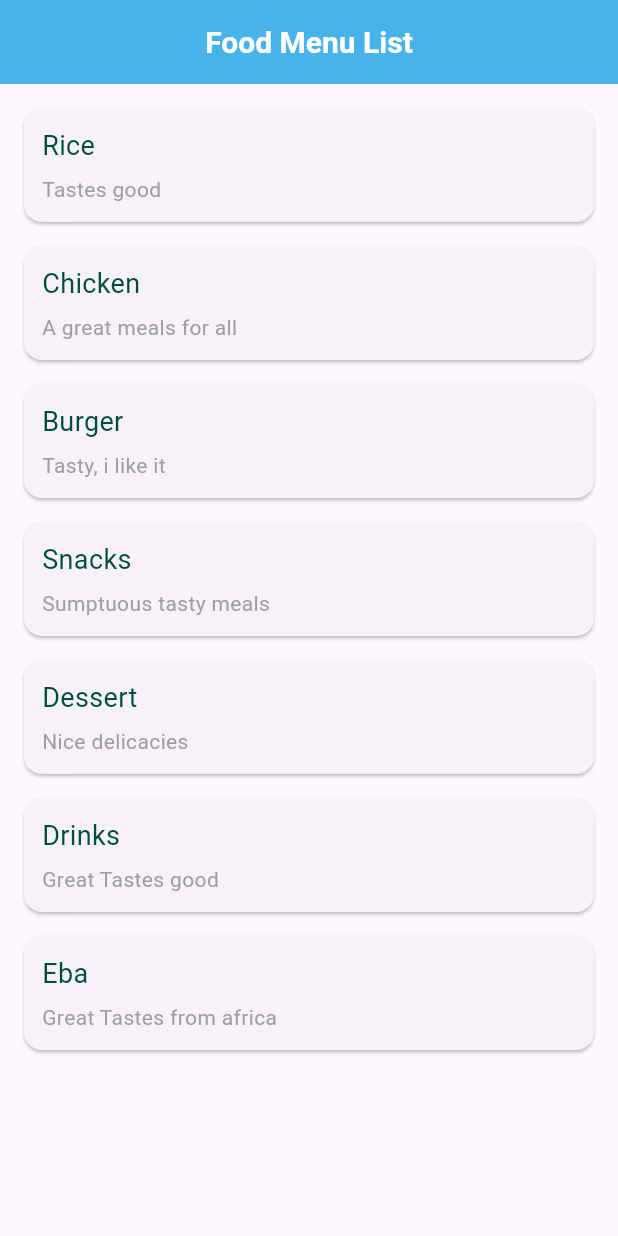
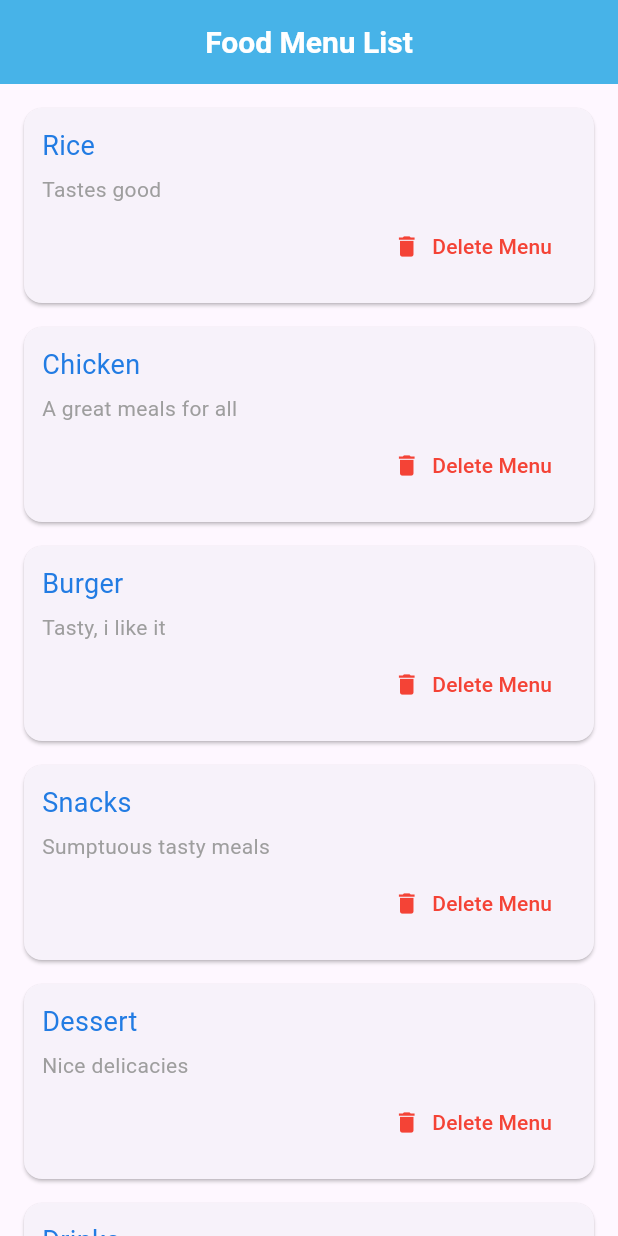
Before and after one commit to uimarshall/flutter_stuffs_2024, a Flutter app: the screen it shows after launch, on a phone screen of 412 x 824 dp. Run offline on Flutter 3.47's test engine with Material 3 defaults, Android fonts, the phone set to English and light mode, and no system bars.

Commit message:
Extract widgets: - Extract Class widget to Stateless widget - Add delete functionality to the widget

```diff
--- a/lib/lists/food_menu_list.dart
+++ b/lib/lists/food_menu_list.dart
@@ -1,5 +1,6 @@
 import 'package:flutter/material.dart';
 import 'package:flutter_stuffs_2024/lists/menu_item.dart';
+import 'package:flutter_stuffs_2024/lists/menu_list_card.dart';
 
 class FoodMenuList extends StatefulWidget {
   const FoodMenuList({Key? key}) : super(key: key);
@@ -16,39 +17,20 @@ class _FoodMenuListState extends State<FoodMenuList> {
     MenuItem(title: 'Snacks', reviews: 'Sumptuous tasty meals'),
     MenuItem(title: 'Dessert', reviews: 'Nice delicacies'),
     MenuItem(title: 'Drinks', reviews: 'Great Tastes good'),
-    MenuItem(title: 'Eba', reviews: 'Great Tastes from africa'),
+    MenuItem(title: 'Beans', reviews: 'Great Tastes from africa'),
   ];
 
-// Create a function to output lists
+  // Create delete function
+  void delete(menu) {
+    setState(() {
+      foodMenu.remove(menu);
+    });
+  }
+
+// Create a function to output lists, after cycling through the list of items
 
   Widget menuListTemplate(food) {
-    return Card(
-      margin: const EdgeInsets.fromLTRB(16.0, 16.0, 16.0, 0),
-      child: Padding(
-        padding: const EdgeInsets.all(12.0),
-        child: Column(
-          crossAxisAlignment: CrossAxisAlignment.stretch,
-          // crossAxisAlignment: CrossAxisAlignment.start,
-          children: <Widget>[
-            Text(
-              food.title,
-              style: const TextStyle(
-                fontSize: 18.0,
-                color: Color(0xFF004D40),
-              ),
-            ),
-            const SizedBox(height: 6.0),
-            Text(
-              food.reviews,
-              style: const TextStyle(
-                fontSize: 14.0,
-                color: Colors.grey,
-              ),
-            ),
-          ],
-        ),
-      ),
-    );
+    return MenuCardWidget(food: food, delete: delete);
   }
 
   Widget menuList(menu) {
@@ -82,21 +64,22 @@ class _FoodMenuListState extends State<FoodMenuList> {
     return Card(
       margin: const EdgeInsets.fromLTRB(16.0, 16.0, 16.0, 0),
       child: Padding(
-          padding: const EdgeInsets.all(12.0),
+          padding: const EdgeInsets.symmetric(horizontal: 16.0, vertical: 14.0),
           child: Column(
+            crossAxisAlignment: CrossAxisAlignment.stretch,
             children: <Widget>[
               Text(
                 menu.title,
                 style: const TextStyle(
                   fontSize: 18.0,
-                  color: Colors.grey,
+                  color: Color.fromARGB(255, 77, 62, 62),
                 ),
               ),
               const SizedBox(height: 6.0),
               Text(
                 menu.reviews,
                 style: const TextStyle(
-                  fontSize: 14.0,
+                  fontSize: 16.0,
                   color: Colors.grey,
                 ),
               ),
--- /dev/null
+++ b/lib/lists/menu_list_card.dart
@@ -0,0 +1,63 @@
+import 'package:flutter/material.dart';
+
+import 'menu_item.dart';
+
+class MenuCardWidget extends StatelessWidget {
+  // const MenuCardWidget({
+  //   super.key,
+  // });
+  // In order to make the variable not to change in a Stateless widget, we use the final keyword
+
+  // The MenuItem class is defined in the lib/lists/menu_item.dart file.
+  //The class also has a constructor that takes in the title and reviews as named parameters and not positional parameters.
+  //As a named parameter, the order of the parameters does not matter when calling the constructor after a new instance of the class is created.
+  //The MenuItem class is used to create a list of menu items that will be displayed in the app using the card widget.
+  final MenuItem food;
+  final Function delete;
+
+  const MenuCardWidget({super.key, required this.food, required this.delete});
+
+  @override
+  Widget build(BuildContext context) {
+    return Card(
+      margin: const EdgeInsets.fromLTRB(16.0, 16.0, 16.0, 0),
+      child: Padding(
+        padding: const EdgeInsets.all(12.0),
+        child: Column(
+          crossAxisAlignment: CrossAxisAlignment.stretch,
+          // crossAxisAlignment: CrossAxisAlignment.start,
+          children: <Widget>[
+            Text(
+              food.title,
+              style: const TextStyle(
+                fontSize: 18.0,
+                color: Color(0xFF227CE3),
+              ),
+            ),
+            const SizedBox(height: 6.0),
+            Text(
+              food.reviews,
+              style: const TextStyle(
+                fontSize: 14.0,
+                color: Colors.grey,
+              ),
+            ),
+            const SizedBox(height: 6.0),
+            // Add delete button here
+            TextButton.icon(
+              style: TextButton.styleFrom(
+                foregroundColor: Colors.red,
+                // backgroundColor: Colors.white,
+                elevation: 0.0,
+                alignment: Alignment.topRight,
+              ),
+              onPressed: () => delete(food),
+              icon: const Icon(Icons.delete),
+              label: const Text('Delete Menu'),
+            ),
+          ],
+        ),
+      ),
+    );
+  }
+}
```
